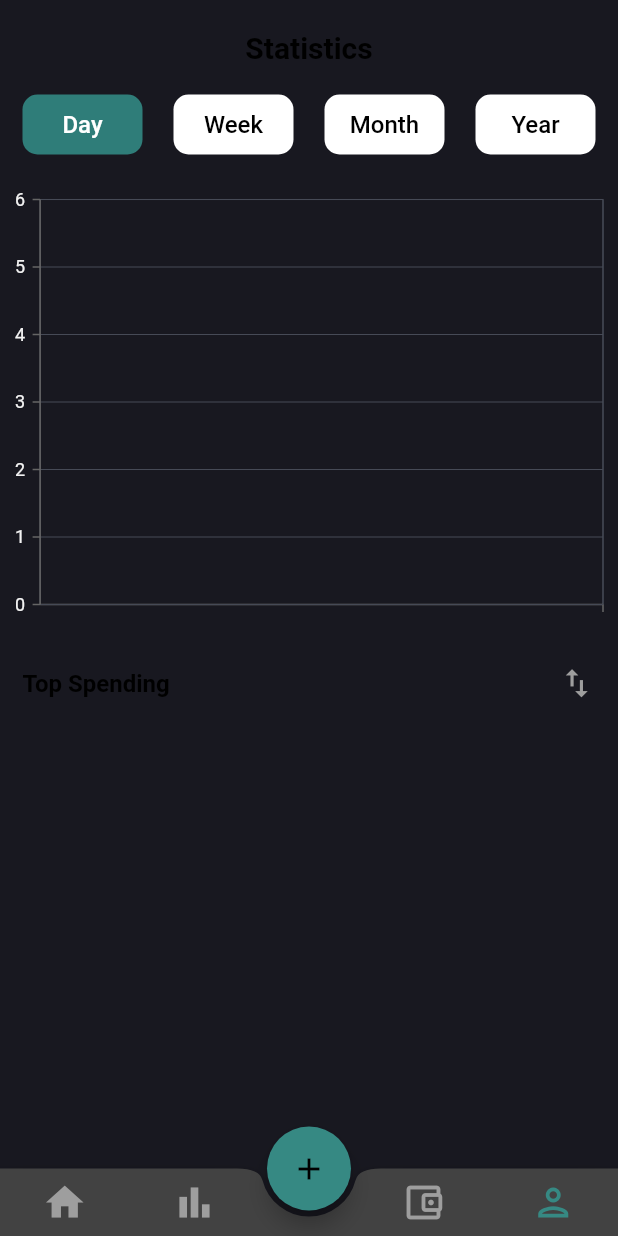
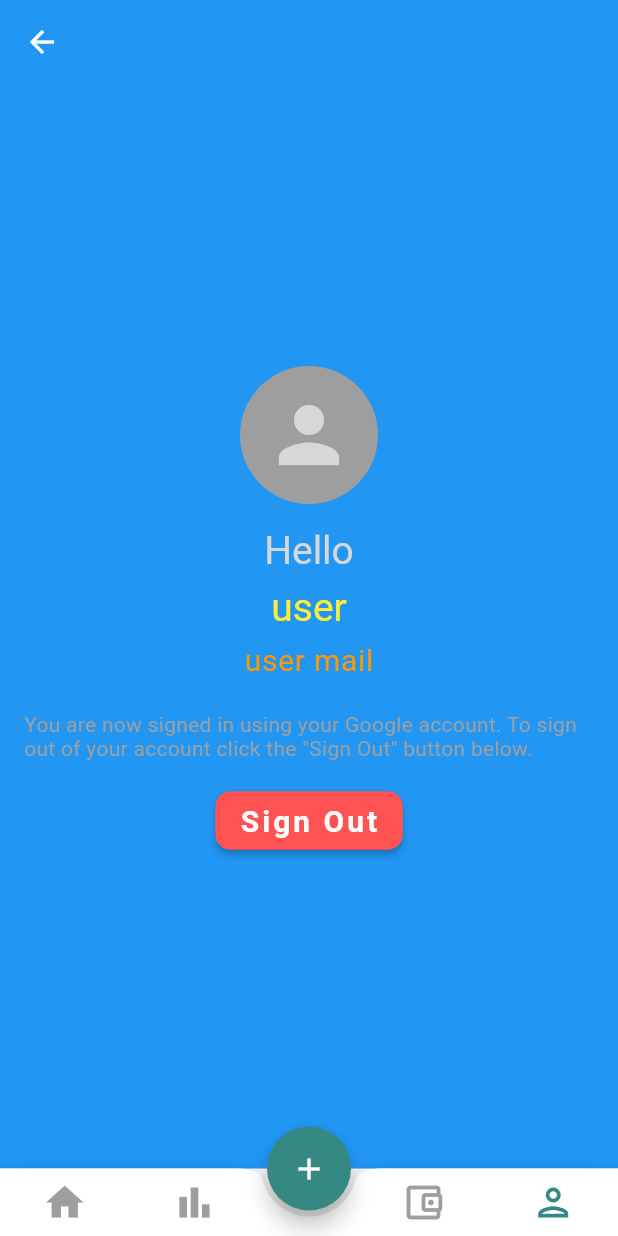
Before and after one commit to RAHUL-SINGARIA/TrackExp, a Flutter app: the Bottom screen opened directly, item 4 of the bottom bar chosen, on a phone screen of 412 x 824 dp. Run offline on Flutter 3.47's test engine with Material 2 defaults, Android fonts, the phone set to English and light mode, and no system bars; our stand-ins replace cloud_firestore, firebase_auth, firebase_core, flutter_svg, google_sign_in, hive and 2 more; accounts and stored records are empty.

Commit message:
sign out integrated

```diff
--- /dev/null
+++ b/lib/Screens/profile.dart
@@ -0,0 +1,149 @@
+import 'package:firebase_auth/firebase_auth.dart';
+import 'package:flutter/material.dart';
+import 'package:managment/Screens/login_screen.dart';
+import 'package:managment/net/flutterfire.dart';
+
+class UserInfoScreen extends StatefulWidget {
+  const UserInfoScreen({Key? key}) : super(key: key);
+
+  @override
+  _UserInfoScreenState createState() => _UserInfoScreenState();
+}
+
+class _UserInfoScreenState extends State<UserInfoScreen> {
+  bool _isSigningOut = false;
+
+  Route _routeToSignInScreen() {
+    return PageRouteBuilder(
+      pageBuilder: (context, animation, secondaryAnimation) => LoginScreen(),
+      transitionsBuilder: (context, animation, secondaryAnimation, child) {
+        var begin = Offset(-1.0, 0.0);
+        var end = Offset.zero;
+        var curve = Curves.ease;
+
+        var tween =
+            Tween(begin: begin, end: end).chain(CurveTween(curve: curve));
+
+        return SlideTransition(
+          position: animation.drive(tween),
+          child: child,
+        );
+      },
+    );
+  }
+
+  @override
+  void initState() {
+    super.initState();
+  }
+
+  @override
+  Widget build(BuildContext context) {
+    return Scaffold(
+      backgroundColor: Colors.blue,
+      appBar: AppBar(
+        elevation: 0,
+        backgroundColor: Colors.blue,
+      ),
+      body: SafeArea(
+        child: Padding(
+          padding: const EdgeInsets.only(
+            left: 16.0,
+            right: 16.0,
+            bottom: 20.0,
+          ),
+          child: Column(
+            mainAxisAlignment: MainAxisAlignment.center,
+            children: [
+              Row(),
+              ClipOval(
+                child: Material(
+                  color: Colors.grey,
+                  child: Padding(
+                    padding: const EdgeInsets.all(16.0),
+                    child: Icon(
+                      Icons.person,
+                      size: 60,
+                      color: const Color.fromARGB(255, 216, 215, 215),
+                    ),
+                  ),
+                ),
+              ),
+              SizedBox(height: 16.0),
+              Text(
+                'Hello',
+                style: TextStyle(
+                  color: const Color.fromARGB(255, 216, 215, 215),
+                  fontSize: 26,
+                ),
+              ),
+              SizedBox(height: 8.0),
+              Text(
+                'user',
+                style: TextStyle(
+                  color: Colors.yellow,
+                  fontSize: 26,
+                ),
+              ),
+              SizedBox(height: 8.0),
+              Text(
+                'user mail',
+                style: TextStyle(
+                  color: Colors.orange,
+                  fontSize: 20,
+                  letterSpacing: 0.5,
+                ),
+              ),
+              SizedBox(height: 24.0),
+              Text(
+                'You are now signed in using your Google account. To sign out of your account click the "Sign Out" button below.',
+                style: TextStyle(
+                    color: Colors.grey, fontSize: 14, letterSpacing: 0.2),
+              ),
+              SizedBox(height: 16.0),
+              _isSigningOut
+                  ? CircularProgressIndicator(
+                      valueColor: AlwaysStoppedAnimation<Color>(Colors.white),
+                    )
+                  : ElevatedButton(
+                      style: ButtonStyle(
+                        backgroundColor: MaterialStateProperty.all(
+                          Colors.redAccent,
+                        ),
+                        shape: MaterialStateProperty.all(
+                          RoundedRectangleBorder(
+                            borderRadius: BorderRadius.circular(10),
+                          ),
+                        ),
+                      ),
+                      onPressed: () async {
+                        setState(() {
+                          _isSigningOut = true;
+                        });
+                        await Authentication.signOut(context: context);
+                        setState(() {
+                          _isSigningOut = false;
+                        });
+                        Navigator.of(context)
+                            .pushReplacement(_routeToSignInScreen());
+                      },
+                      child: Padding(
+                        padding: EdgeInsets.only(top: 8.0, bottom: 8.0),
+                        child: Text(
+                          'Sign Out',
+                          style: TextStyle(
+                            fontSize: 20,
+                            fontWeight: FontWeight.bold,
+                            color: Colors.white,
+                            letterSpacing: 2,
+                          ),
+                        ),
+                      ),
+                    ),
+            ],
+          ),
+        ),
+      ),
+    );
+  }
+}
--- a/lib/main.dart
+++ b/lib/main.dart
@@ -28,9 +28,6 @@ class MyApp extends StatelessWidget {
   @override
   Widget build(BuildContext context) {
     return MaterialApp(
-      theme: ThemeData.dark().copyWith(
-        scaffoldBackgroundColor: Pallete.backgroundColor,
-      ),
       debugShowCheckedModeBanner: false,
       home: LoginScreen(),
     );
--- a/lib/widgets/bottomnavigationbar.dart
+++ b/lib/widgets/bottomnavigationbar.dart
@@ -1,6 +1,7 @@
 import 'package:flutter/material.dart';
 import 'package:managment/Screens/add.dart';
 import 'package:managment/Screens/home.dart';
+import 'package:managment/Screens/profile.dart';
 import 'package:managment/Screens/statistics.dart';
 
 import 'package:cloud_firestore/cloud_firestore.dart';
@@ -16,7 +17,7 @@ class Bottom extends StatefulWidget {
 
 class _BottomState extends State<Bottom> {
   int index_color = 0;
-  List Screen = [Home(), Statistics(), Home(), Statistics()];
+  List Screen = [Home(), Statistics(), Home(), UserInfoScreen()];
   @override
   Widget build(BuildContext context) {
     return Scaffold(
```
Also changed, not shown: lib/Screens/login_screen.dart (+50 -4 lines), lib/net/flutterfire.dart (+84 -0 lines).
